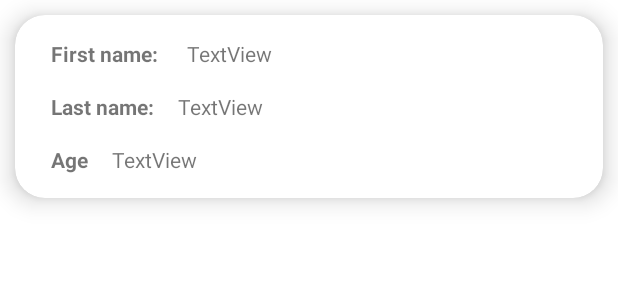
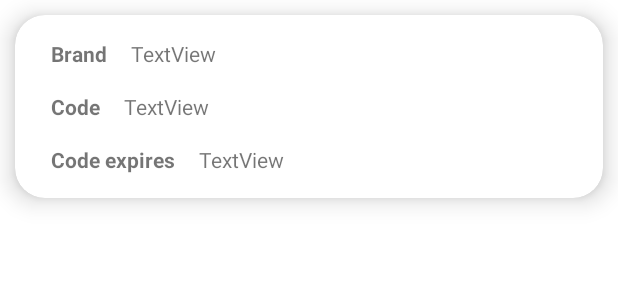
Before and after one commit to krzysztofb200/Product-Description-Analyzer, an Android app: the layout custom_promo_codes_list_view.xml on its own in the app's theme, with its tools: preview values and no code run, on a phone screen of 412 x 824 dp. Shown: the top 300 px of the screen. Run offline under Robolectric (Android 15) with nearby library versions, the phone set to English and light mode, and no system bars.

```diff
--- a/app/src/main/java/com/example/project_ver1/ui/shopping_list/ShoppingList.java
+++ b/app/src/main/java/com/example/project_ver1/ui/shopping_list/ShoppingList.java
@@ -2,23 +2,18 @@ package com.example.project_ver1.ui.shopping_list;
 
 import android.content.Intent;
 import android.os.Bundle;
-
 import androidx.annotation.Nullable;
 import androidx.fragment.app.Fragment;
 import androidx.recyclerview.widget.LinearLayoutManager;
 import androidx.recyclerview.widget.RecyclerView;
-
-import android.util.Log;
 import android.view.LayoutInflater;
 import android.view.View;
 import android.view.ViewGroup;
-
 import com.example.project_ver1.AddShoppingListActivity;
 import com.example.project_ver1.R;
 import com.example.project_ver1.RVAdapter;
 import com.example.project_ver1.ShopListDB;
 import com.google.android.material.floatingactionbutton.FloatingActionButton;
-
 import java.util.List;
 
 /**
--- a/app/src/main/res/layout/custom_promo_codes_list_view.xml
+++ b/app/src/main/res/layout/custom_promo_codes_list_view.xml
@@ -21,13 +21,13 @@
             android:layout_height="wrap_content"
             android:layout_marginStart="8dp"
             android:layout_marginTop="16dp"
-            android:text="First name: "
+            android:text="@string/code_brand"
             android:textStyle="bold"
             app:layout_constraintStart_toEndOf="@+id/rImage"
             app:layout_constraintTop_toTopOf="parent" />
 
         <TextView
-            android:id="@+id/firstname"
+            android:id="@+id/brand"
             android:layout_width="0dp"
             android:layout_height="wrap_content"
             android:layout_marginStart="16dp"
@@ -44,13 +44,13 @@
             android:layout_height="wrap_content"
             android:layout_marginStart="8dp"
             android:layout_marginTop="16dp"
-            android:text="Last name:"
+            android:text="@string/code"
             android:textStyle="bold"
             app:layout_constraintStart_toEndOf="@+id/rImage"
             app:layout_constraintTop_toBottomOf="@+id/textView1" />
 
         <TextView
-            android:id="@+id/lastname"
+            android:id="@+id/code"
             android:layout_width="0dp"
             android:layout_height="wrap_content"
             android:layout_marginStart="16dp"
@@ -59,7 +59,7 @@
             android:text="TextView"
             app:layout_constraintEnd_toEndOf="parent"
             app:layout_constraintStart_toEndOf="@+id/textView2"
-            app:layout_constraintTop_toBottomOf="@+id/firstname" />
+            app:layout_constraintTop_toBottomOf="@+id/brand" />
 
         <TextView
             android:id="@+id/textView3"
@@ -68,14 +68,14 @@
             android:layout_marginStart="8dp"
             android:layout_marginTop="16dp"
             android:layout_marginBottom="16dp"
-            android:text="Age"
+            android:text="@string/code_expires"
             android:textStyle="bold"
             app:layout_constraintBottom_toBottomOf="parent"
             app:layout_constraintStart_toEndOf="@+id/rImage"
             app:layout_constraintTop_toBottomOf="@+id/textView2" />
 
         <TextView
-            android:id="@+id/age"
+            android:id="@+id/expires"
             android:layout_width="0dp"
             android:layout_height="wrap_content"
             android:layout_marginStart="16dp"
@@ -86,7 +86,7 @@
             app:layout_constraintBottom_toBottomOf="parent"
             app:layout_constraintEnd_toEndOf="parent"
             app:layout_constraintStart_toEndOf="@+id/textView3"
-            app:layout_constraintTop_toBottomOf="@+id/lastname" />
+            app:layout_constraintTop_toBottomOf="@+id/code" />
 
         <ImageView
             android:id="@+id/rImage"
--- a/app/src/main/res/values/strings.xml
+++ b/app/src/main/res/values/strings.xml
@@ -16,4 +16,7 @@
     <string name="new_shopping_list">Nowa lista zakupów</string>
     <string name="menu_promo_codes">Kody promocyjne</string>
     <string name="hello_blank_fragment">Hello blank fragment</string>
+    <string name="code_brand">Brand</string>
+    <string name="code">Code</string>
+    <string name="code_expires">Code expires</string>
 </resources>
```
Also changed, not shown: app/src/main/java/com/example/project_ver1/ListDetail.java (+20 -1 lines), app/src/main/java/com/example/project_ver1/PromoCodes.java (+15 -15 lines), app/src/main/java/com/example/project_ver1/PromoCodesRVAdapter.java (+7 -8 lines), app/src/main/java/com/example/project_ver1/RVAdapter.java (+9 -4 lines), app/src/main/java/com/example/project_ver1/ui/promo_codes/PromoCodesFragment.java (+0 -11 lines), app/src/main/res/layout/custom_shopping_list_view.xml (+6 -9 lines).
